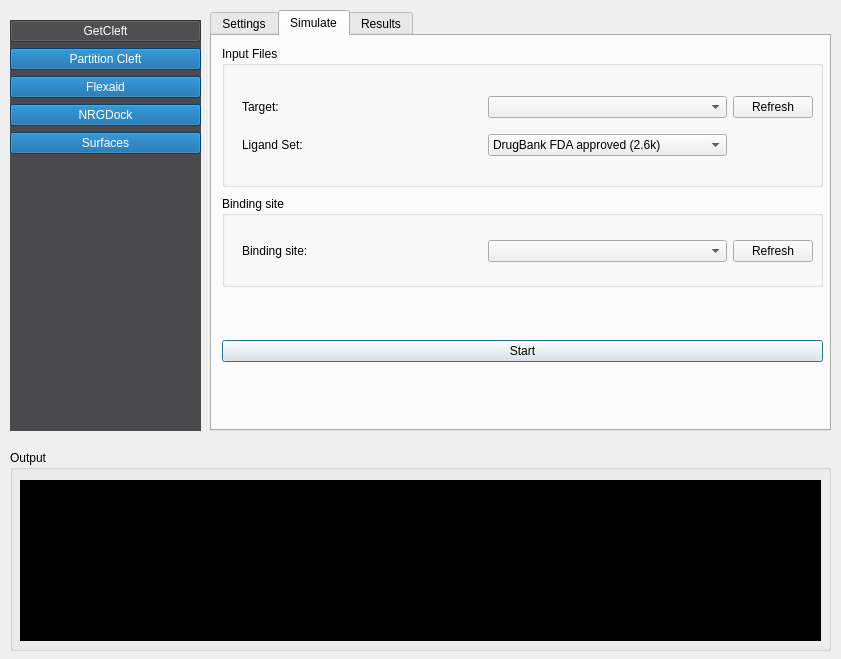
The window that demowidget.ui (ThomasDesc/NRG_plugin) describes before a commit, drawn with Qt 5.
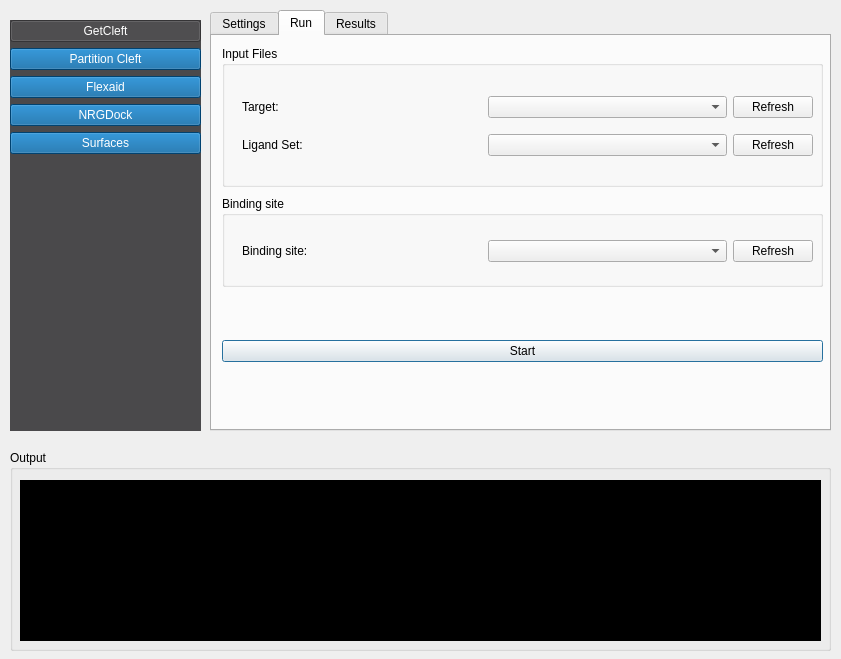
The same window after the commit. The open tabs and pages were chosen to show the change.

Commit message: ligand sets

The edit to the form file:
```diff
--- a/demowidget.ui
+++ b/demowidget.ui
@@ -1232,7 +1232,7 @@
           </property>
           <layout class="QGridLayout" name="gridLayout_3">
            <item row="0" column="2">
-            <widget class="QPushButton" name="nrgdock_ligand_set_refresh">
+            <widget class="QPushButton" name="nrgdock_delete_ligand_set_refresh">
              <property name="text">
               <string>Refresh</string>
              </property>
@@ -1263,7 +1263,7 @@
      </widget>
      <widget class="QWidget" name="tab_8">
       <attribute name="title">
-       <string>Simulate</string>
+       <string>Run</string>
       </attribute>
       <widget class="QGroupBox" name="groupBox_10">
        <property name="geometry">
@@ -1297,21 +1297,11 @@
          <item row="1" column="1">
           <widget class="QComboBox" name="nrgdock_select_ligand">
            <property name="currentText">
-            <string>DrugBank FDA approved (2.6k)</string>
+            <string/>
            </property>
            <property name="placeholderText">
             <string/>
            </property>
-           <item>
-            <property name="text">
-             <string>DrugBank FDA approved (2.6k)</string>
-            </property>
-           </item>
-           <item>
-            <property name="text">
-             <string>PDB (33k)</string>
-            </property>
-           </item>
           </widget>
          </item>
          <item row="0" column="0">
@@ -1344,6 +1334,19 @@
            </property>
           </widget>
          </item>
+         <item row="1" column="2">
+          <widget class="QPushButton" name="nrgdock_ligand_set_refresh">
+           <property name="sizePolicy">
+            <sizepolicy hsizetype="Maximum" vsizetype="Fixed">
+             <horstretch>0</horstretch>
+             <verstretch>0</verstretch>
+            </sizepolicy>
+           </property>
+           <property name="text">
+            <string>Refresh</string>
+           </property>
+          </widget>
+         </item>
         </layout>
        </widget>
       </widget>
```
Left out of the diff: 12 changed lines with no effect on the pictures. The commit also changes 4 other files.
